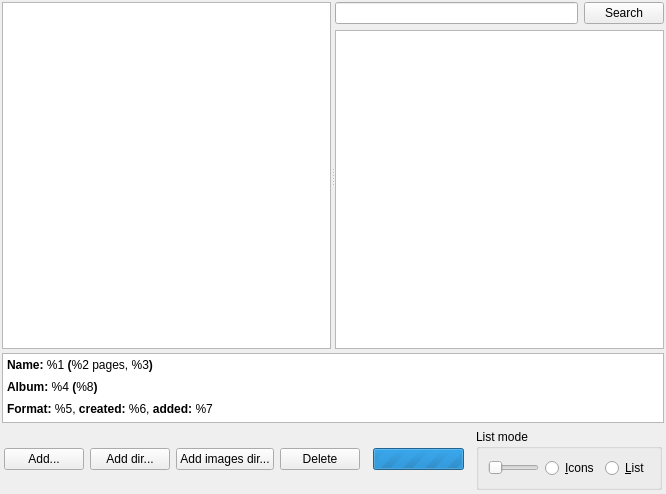
This is zsearchtab.ui in kernel1024/qmanga as Qt 5 draws it before an edit. The edited form follows.
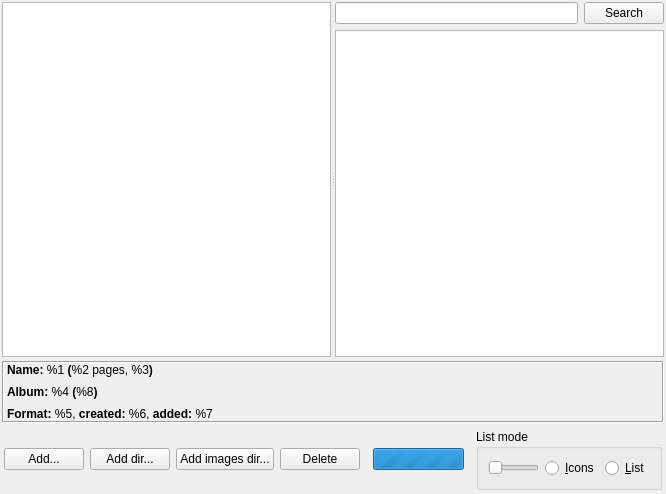
This is the edited form. Custom widgets are drawn as their Qt base class.

What changed in the file:
```diff
--- a/zsearchtab.ui
+++ b/zsearchtab.ui
@@ -13,7 +13,7 @@
   <property name="windowTitle">
    <string>Form</string>
   </property>
-  <layout class="QVBoxLayout" name="verticalLayout" stretch="15,1,1">
+  <layout class="QVBoxLayout" name="verticalLayout" stretch="15,0,1">
    <property name="spacing">
     <number>4</number>
    </property>
@@ -154,11 +154,14 @@
     </widget>
    </item>
    <item>
-    <widget class="QTextBrowser" name="srcDesc">
-     <property name="focusPolicy">
-      <enum>Qt::NoFocus</enum>
+    <widget class="QLabel" name="srcDesc">
+     <property name="frameShape">
+      <enum>QFrame::Box</enum>
      </property>
-     <property name="html">
+     <property name="frameShadow">
+      <enum>QFrame::Sunken</enum>
+     </property>
+     <property name="text">
       <string>&lt;!DOCTYPE HTML PUBLIC &quot;-//W3C//DTD HTML 4.0//EN&quot; &quot;http://www.w3.org/TR/REC-html40/strict.dtd&quot;&gt;
 &lt;html&gt;&lt;head&gt;&lt;meta name=&quot;qrichtext&quot; content=&quot;1&quot; /&gt;&lt;style type=&quot;text/css&quot;&gt;
 p, li { white-space: pre-wrap; }
@@ -167,6 +170,12 @@
 &lt;p style=&quot; margin-top:8px; margin-bottom:0px; margin-left:0px; margin-right:0px; -qt-block-indent:0; text-indent:0px;&quot;&gt;&lt;span style=&quot; font-size:9pt; font-weight:600;&quot;&gt;Album:&lt;/span&gt;&lt;span style=&quot; font-size:9pt;&quot;&gt; %4 &lt;/span&gt;&lt;span style=&quot; font-size:9pt; font-weight:600;&quot;&gt;(&lt;/span&gt;&lt;span style=&quot; font-size:9pt;&quot;&gt;%8&lt;/span&gt;&lt;span style=&quot; font-size:9pt; font-weight:600;&quot;&gt;)&lt;/span&gt;&lt;/p&gt;
 &lt;p style=&quot; margin-top:8px; margin-bottom:0px; margin-left:0px; margin-right:0px; -qt-block-indent:0; text-indent:0px;&quot;&gt;&lt;span style=&quot; font-size:9pt; font-weight:600;&quot;&gt;Format:&lt;/span&gt;&lt;span style=&quot; font-size:9pt;&quot;&gt; %5, &lt;/span&gt;&lt;span style=&quot; font-size:9pt; font-weight:600;&quot;&gt;created:&lt;/span&gt;&lt;span style=&quot; font-size:9pt;&quot;&gt; %6, &lt;/span&gt;&lt;span style=&quot; font-size:9pt; font-weight:600;&quot;&gt;added:&lt;/span&gt;&lt;span style=&quot; font-size:9pt;&quot;&gt; %7 &lt;/span&gt;&lt;/p&gt;&lt;/body&gt;&lt;/html&gt;</string>
      </property>
+     <property name="textFormat">
+      <enum>Qt::RichText</enum>
+     </property>
+     <property name="wordWrap">
+      <bool>false</bool>
+     </property>
     </widget>
    </item>
    <item>
```
